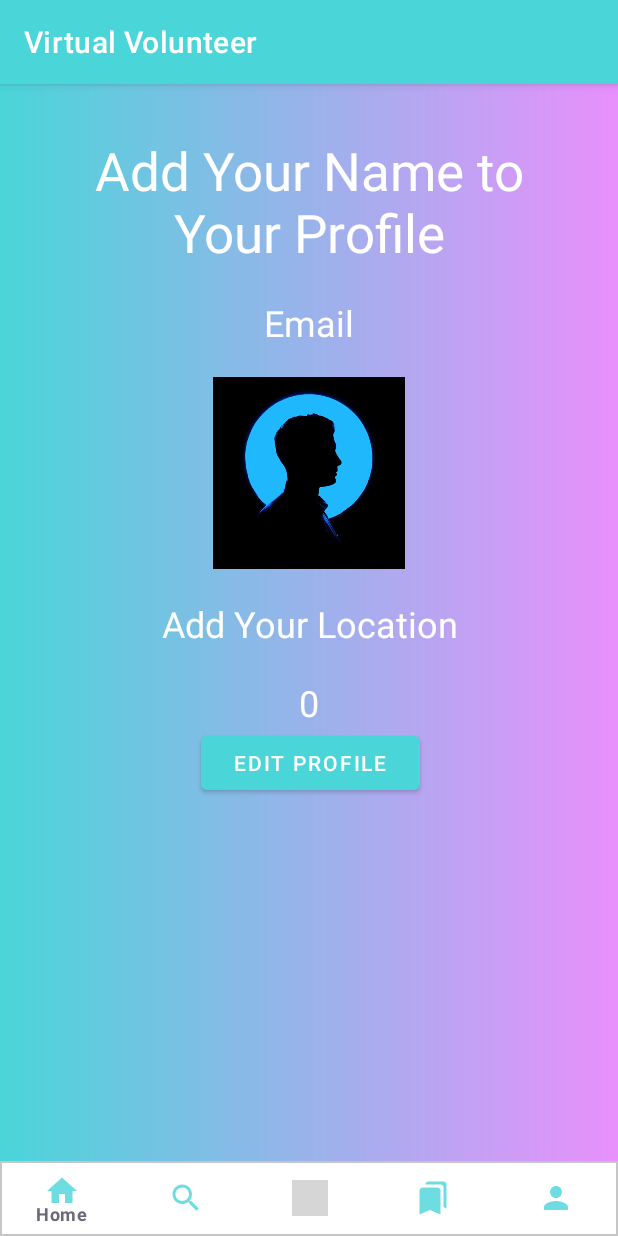
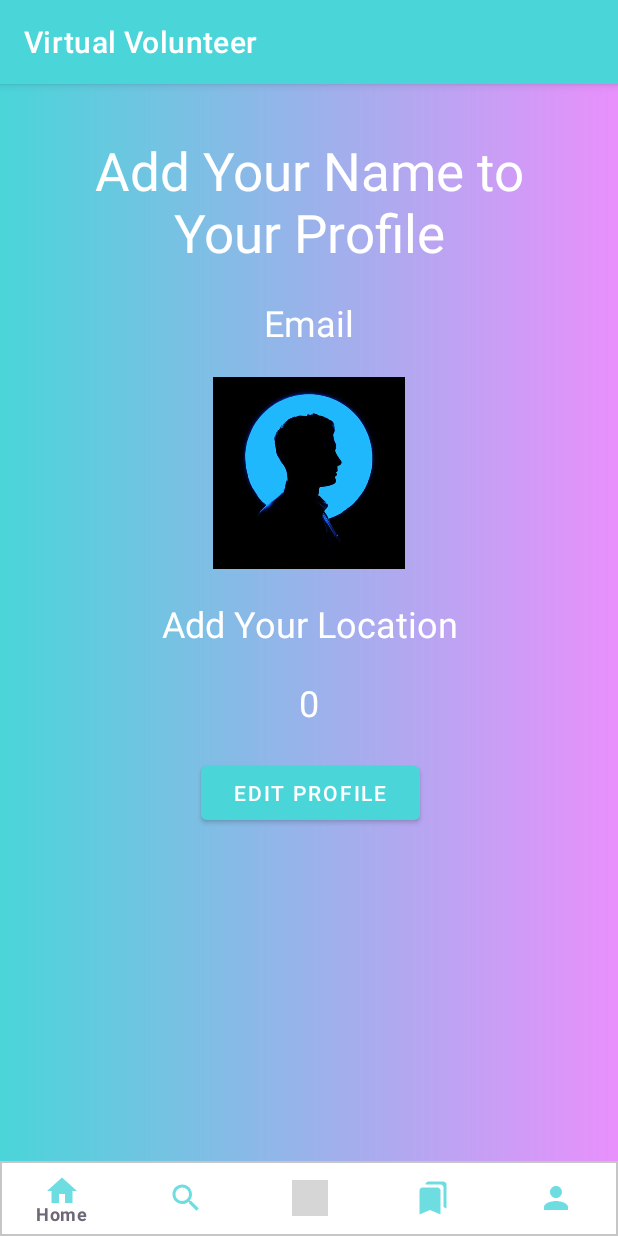
Before and after one commit to Hyma200/Reach, an Android app: the Profile screen opened directly, with no data from a screen before it, on a phone screen of 412 x 824 dp. Run offline under Robolectric (Android 15) with nearby library versions, the phone set to English and light mode, and no system bars; our stand-ins replace Firebase (no records; nobody signed in at launch, a user with empty details on screens opened directly); 1 statement that could not run was skipped; grey boxes are pictures that could not be loaded.

Commit message:
Added More Margins

```diff
--- a/app/src/main/res/layout/activity_profile.xml
+++ b/app/src/main/res/layout/activity_profile.xml
@@ -87,6 +87,7 @@
                         android:layout_width="146dp"
                         android:layout_height="wrap_content"
                         android:layout_marginStart="100dp"
+                        android:layout_marginTop="30px"
                         android:gravity="center"
                         android:text="Edit Profile" />
                 </LinearLayout>
```
